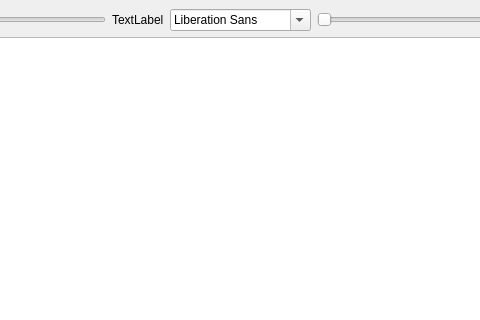
The window that src/untitled.ui (zpb911km/TreeStructureEditor) describes before a commit, drawn with Qt 5; both pictures show x 217 to 697 and y 0 to 320 of the 798 by 577 pixel window.
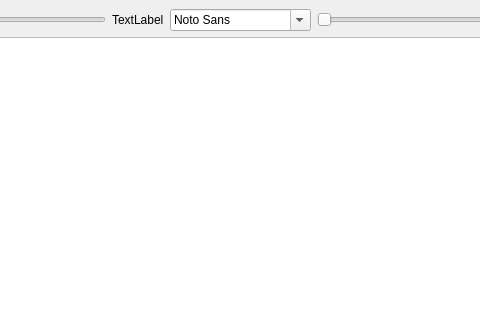
The same window after the commit. Icons and pictures are not drawn.

Diff of the .ui file:
```diff
--- a/src/untitled.ui
+++ b/src/untitled.ui
@@ -59,6 +59,12 @@
           <height>22</height>
          </size>
         </property>
+        <property name="currentFont">
+         <font>
+          <family>Cascadia Mono SemiLight</family>
+          <pointsize>14</pointsize>
+         </font>
+        </property>
        </widget>
       </item>
       <item>
```
